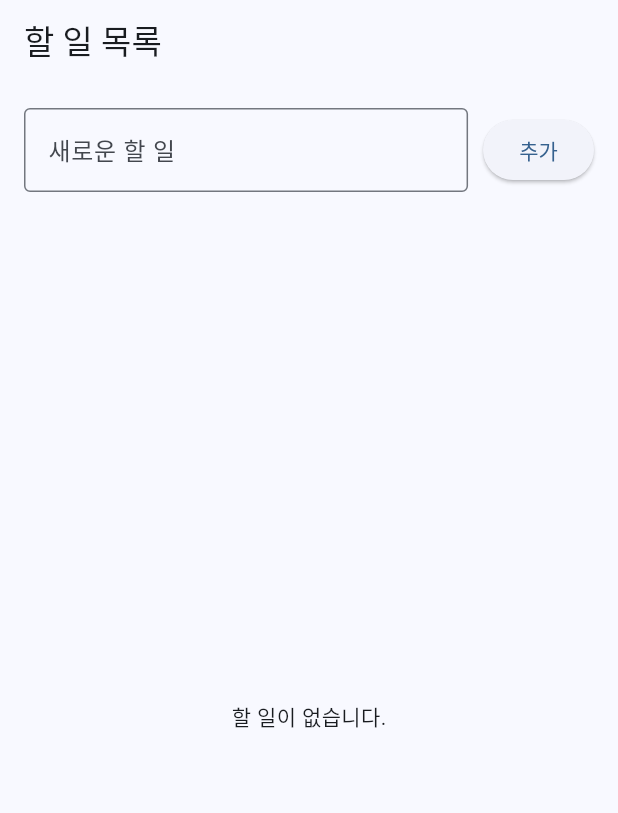
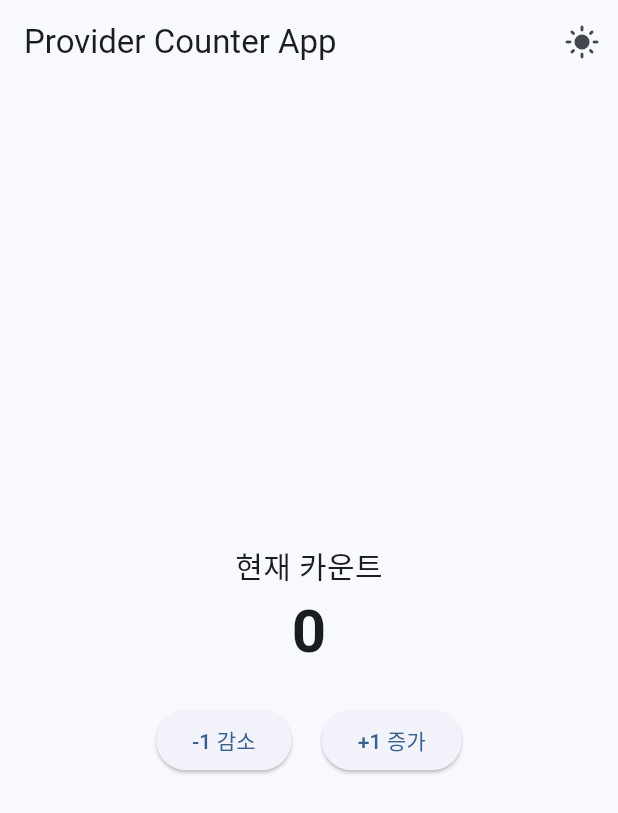
Before and after one commit to SteadyBuilder/tester, a Flutter app: the screen it shows after launch, on a phone screen of 412 x 824 dp. Shown: the top 813 px of the screen. Run offline on Flutter 3.47's test engine with Material 3 defaults, Android fonts, the phone set to English and light mode, and no system bars.

Commit message:
Provider Counter App (with. Dark Mode) 테스트

```diff
--- a/lib/main.dart
+++ b/lib/main.dart
@@ -1,13 +1,16 @@
 import 'package:flutter/material.dart';
 import 'package:provider/provider.dart';
-import 'providers/todo_provider.dart';
-import 'screens/todo_list_screen.dart';
+import 'providers/counter_provider.dart';
+import 'providers/theme_provider.dart';
+import 'screens/counter_screen.dart';
 
 void main() {
   runApp(
     MultiProvider(
       providers: [
-        ChangeNotifierProvider(create: (context) => TodoProvider()),
+        ChangeNotifierProvider(
+            create: (context) => CounterProvider()), // Provider 등록
+        ChangeNotifierProvider(create: (context) => ThemeProvider()),
       ],
       child: const MyApp(),
     ),
@@ -21,12 +24,25 @@ class MyApp extends StatelessWidget {
   Widget build(BuildContext context) {
     return MaterialApp(
       debugShowCheckedModeBanner: false,
-      title: '할 일 관리',
+      title: "Provider Counter App",
       theme: ThemeData(
         useMaterial3: true,
-        colorScheme: ColorScheme.fromSeed(seedColor: Colors.blue),
+        brightness: Brightness.light, // 🌞 라이트 모드
+        colorScheme: ColorScheme.fromSeed(
+          seedColor: Colors.blue,
+          brightness: Brightness.light,
+        ),
       ),
-      home: const TodoListScreen(),
+      darkTheme: ThemeData(
+        useMaterial3: true,
+        brightness: Brightness.dark, // 🌙 다크 모드
+        colorScheme: ColorScheme.fromSeed(
+          seedColor: Colors.teal,
+          brightness: Brightness.dark,
+        ),
+      ),
+      themeMode: context.watch<ThemeProvider>().themeMode,
+      home: const CounterScreen(),
     );
   }
 }
--- /dev/null
+++ b/lib/providers/counter_provider.dart
@@ -0,0 +1,17 @@
+import 'package:flutter/material.dart';
+
+class CounterProvider extends ChangeNotifier {
+  int _counter = 0; // 상태 변수
+
+  int get counter => _counter; // 상태 값을 가져오기 (게터)
+
+  void increment() {
+    _counter++; // 값 증가
+    notifyListeners(); // UI 업데이트 요청
+  }
+
+  void decrement() {
+    _counter--; // 값 감소
+    notifyListeners(); // UI 업데이트 요청
+  }
+}
--- /dev/null
+++ b/lib/providers/theme_provider.dart
@@ -0,0 +1,13 @@
+import 'package:flutter/material.dart';
+
+class ThemeProvider extends ChangeNotifier {
+  ThemeMode _themeMode = ThemeMode.system; // 기본적으로 시스템 설정 따름
+
+  ThemeMode get themeMode => _themeMode;
+
+  void toggleTheme() {
+    _themeMode =
+        (_themeMode == ThemeMode.light) ? ThemeMode.dark : ThemeMode.light;
+    notifyListeners();
+  }
+}
--- a/lib/providers/todo_provider.dart
+++ /dev/null
@@ -1,36 +0,0 @@
-import 'package:flutter/material.dart';
-import 'package:shared_preferences/shared_preferences.dart';
-
-class TodoProvider extends ChangeNotifier {
-  final List<String> _tasks = [];
-
-  List<String> get tasks => _tasks;
-
-  TodoProvider() {
-    _loadTasks(); // 앱 실행 시 저장된 데이터 불러오기
-  }
-
-  void _loadTasks() async {
-    final prefs = await SharedPreferences.getInstance();
-    _tasks.clear();
-    _tasks.addAll(prefs.getStringList('tasks') ?? []);
-    notifyListeners(); // UI 업데이트
-  }
-
-  void _saveTasks() async {
-    final prefs = await SharedPreferences.getInstance();
-    prefs.setStringList('tasks', _tasks); // 데이터 저장
-  }
-
-  void addTask(String task) {
-    _tasks.add(task);
-    _saveTasks(); // 저장
-    notifyListeners(); // UI 업데이트
-  }
-
-  void removeTask(int index) {
-    _tasks.removeAt(index);
-    _saveTasks(); // 저장
-    notifyListeners(); // UI 업데이트
-  }
-}
--- /dev/null
+++ b/lib/screens/counter_screen.dart
@@ -0,0 +1,68 @@
+import 'package:flutter/material.dart';
+import 'package:provider/provider.dart';
+import '../providers/counter_provider.dart';
+import '../providers/theme_provider.dart';
+
+class CounterScreen extends StatefulWidget {
+  const CounterScreen({super.key});
+
+  @override
+  CounterScreenState createState() => CounterScreenState();
+}
+
+class CounterScreenState extends State<CounterScreen> {
+  @override
+  Widget build(BuildContext context) {
+    return Scaffold(
+      appBar: AppBar(
+        title: const Text("Provider Counter App"),
+        actions: [
+          IconButton(
+            icon: Icon(
+              context.watch<ThemeProvider>().themeMode == ThemeMode.dark
+                  ? Icons.dark_mode
+                  : Icons.light_mode,
+            ),
+            style: ButtonStyle(),
+            onPressed: () => context.read<ThemeProvider>().toggleTheme(),
+          ),
+        ],
+      ),
+      body: Center(
+        child: Column(
+          mainAxisAlignment: MainAxisAlignment.center,
+          children: [
+            const Text(
+              "현재 카운트",
+              style: TextStyle(fontSize: 20),
+            ),
+            Consumer<CounterProvider>(
+              builder: (context, provider, child) {
+                return Text(
+                  "${provider.counter}", // 상태 값 가져오기
+                  style: const TextStyle(
+                      fontSize: 40, fontWeight: FontWeight.bold),
+                );
+              },
+            ),
+            const SizedBox(height: 20),
+            Row(
+              mainAxisAlignment: MainAxisAlignment.center,
+              children: [
+                ElevatedButton(
+                  onPressed: () => context.read<CounterProvider>().decrement(),
+                  child: const Text("-1 감소"),
+                ),
+                const SizedBox(width: 20),
+                ElevatedButton(
+                  onPressed: () => context.read<CounterProvider>().increment(),
+                  child: const Text("+1 증가"),
+                ),
+              ],
+            ),
+          ],
+        ),
+      ),
+    );
+  }
+}
--- a/lib/screens/todo_list_screen.dart
+++ /dev/null
@@ -1,70 +0,0 @@
-import 'package:flutter/material.dart';
-import 'package:provider/provider.dart';
-import '../providers/todo_provider.dart';
-import '../widgets/todo_item.dart';
-
-class TodoListScreen extends StatefulWidget {
-  const TodoListScreen({super.key});
-
-  @override
-  TodoListScreenState createState() => TodoListScreenState();
-}
-
-/////
-
-class TodoListScreenState extends State<TodoListScreen> {
-  final TextEditingController _controller = TextEditingController();
-
-  void _addTask() {
-    if (_controller.text.isNotEmpty) {
-      Provider.of<TodoProvider>(context, listen: false)
-          .addTask(_controller.text);
-      _controller.clear();
-    }
-  }
-
-  @override
-  Widget build(BuildContext context) {
-    final todoProvider = Provider.of<TodoProvider>(context);
-
-    return Scaffold(
-      appBar: AppBar(title: const Text("할 일 목록")),
-      body: Padding(
-        padding: EdgeInsets.all(16.0),
-        child: Column(
-          children: [
-            Row(
-              children: [
-                Expanded(
-                  child: TextField(
-                    controller: _controller,
-                    decoration: const InputDecoration(
-                      labelText: "새로운 할 일",
-                      border: OutlineInputBorder(),
-                    ),
-                  ),
-                ),
-                const SizedBox(width: 10),
-                ElevatedButton(
-                  onPressed: _addTask,
-                  child: const Text("추가"),
-                ),
-              ],
-            ),
-            const SizedBox(height: 20),
-            Expanded(
-              child: todoProvider.tasks.isEmpty
-                  ? const Center(child: Text("할 일이 없습니다."))
-                  : ListView.builder(
-                      itemCount: todoProvider.tasks.length,
-                      itemBuilder: (context, index) {
-                        return TodoItem(index: index);
-                      },
-                    ),
-            ),
-          ],
-        ),
-      ),
-    );
-  }
-}
```
Also changed, not shown: lib/widgets/todo_item.dart (deleted, +0 -24 lines), pubspec.yaml (+1 -7 lines), pubspec.lock, 1 other file.
